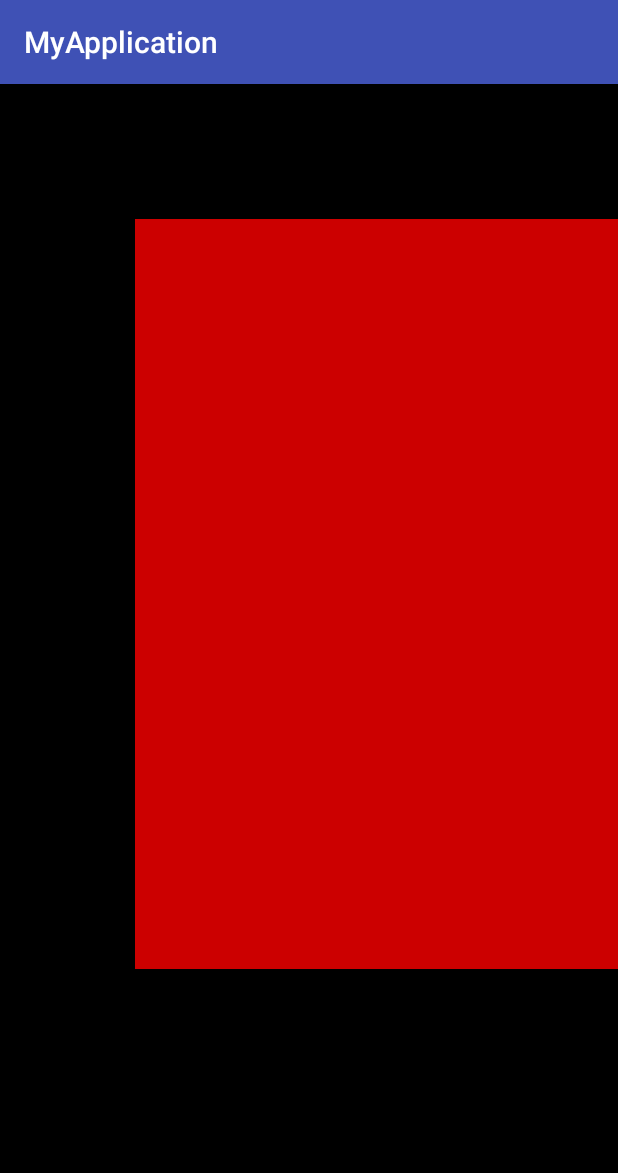
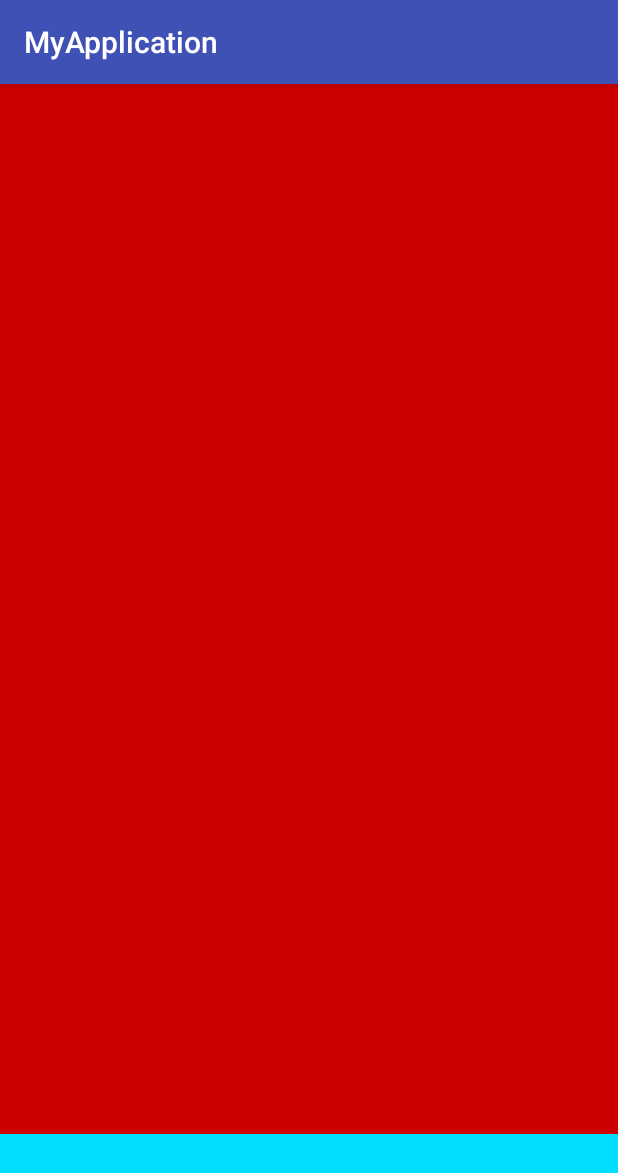
Before and after one commit to ysemylord/MyApplication, an Android app: the screen it shows after launch (MainActivity), on a phone screen of 412 x 824 dp. Shown: the top 1173 px of the screen. Run offline under Robolectric (Android 15) with nearby library versions, the phone set to English and light mode, and no system bars.

Commit message:
修复bug1

```diff
--- a/app/src/main/res/layout/activity_main.xml
+++ b/app/src/main/res/layout/activity_main.xml
@@ -3,23 +3,23 @@
     xmlns:tools="http://schemas.android.com/tools"
     android:layout_width="match_parent"
     android:layout_height="match_parent"
-
+    android:background="@android:color/holo_blue_bright"
     tools:context=".MainActivity"
     android:weightSum="1">
 
 
     <com.example.sijia.myapplication.FormatWidget.GoogleDragDemo
-        android:background="@android:color/black"
+
         android:layout_width="match_parent"
+        android:background="@android:color/holo_blue_bright"
         android:layout_height="match_parent"
         android:maxEms="2"
 
     >
 
         <LinearLayout
-            android:layout_width="400dp"
-            android:layout_height="500dp"
-            android:layout_margin="90dp"
+            android:layout_width="450dp"
+            android:layout_height="700dp"
             android:background="@android:color/holo_red_dark"
             ></LinearLayout>
     </com.example.sijia.myapplication.FormatWidget.GoogleDragDemo>
```
Also changed, not shown: app/src/main/java/com/example/sijia/myapplication/FormatWidget/GoogleDragDemo.java (+24 -32 lines).
